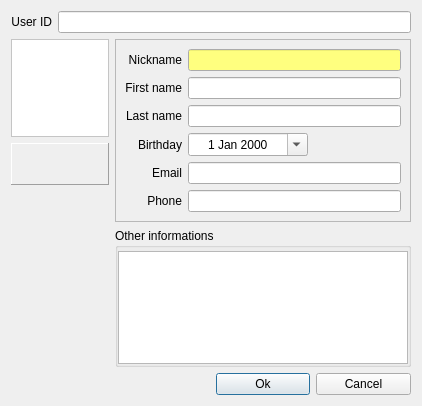
The window that src/desktop/GuiEditVCard.ui (hwgao/beebeep) describes before a commit, drawn with Qt 5.
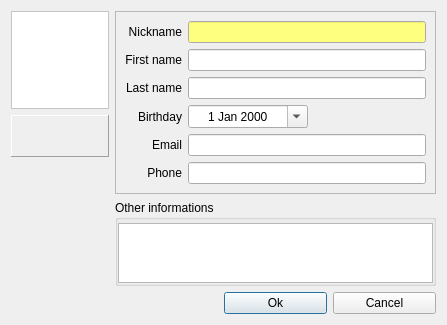
The same window after the commit. Icons and pictures are not drawn.

Commit message: Updated translations Change user option Added GUI for workgroups Added HOST and PORT in GUI to recognize a user

Diff of the .ui file:
```diff
--- a/src/desktop/GuiEditVCard.ui
+++ b/src/desktop/GuiEditVCard.ui
@@ -6,130 +6,15 @@
    <rect>
     <x>0</x>
     <y>0</y>
-    <width>422</width>
-    <height>406</height>
+    <width>447</width>
+    <height>317</height>
    </rect>
   </property>
   <property name="windowTitle">
    <string>Dialog</string>
   </property>
   <layout class="QGridLayout" name="gridLayout_3">
-   <item row="0" column="0" colspan="4">
-    <layout class="QHBoxLayout" name="horizontalLayout_2">
-     <item>
-      <widget class="QLabel" name="mp_lPath">
-       <property name="text">
-        <string>User ID</string>
-       </property>
-       <property name="alignment">
-        <set>Qt::AlignRight|Qt::AlignTrailing|Qt::AlignVCenter</set>
-       </property>
-      </widget>
-     </item>
-     <item>
-      <widget class="QLineEdit" name="mp_lePath"/>
-     </item>
-    </layout>
-   </item>
-   <item row="1" column="0">
-    <widget class="QLabel" name="mp_lPhoto">
-     <property name="sizePolicy">
-      <sizepolicy hsizetype="Fixed" vsizetype="Fixed">
-       <horstretch>0</horstretch>
-       <verstretch>0</verstretch>
-      </sizepolicy>
-     </property>
-     <property name="minimumSize">
-      <size>
-       <width>98</width>
-       <height>98</height>
-      </size>
-     </property>
-     <property name="maximumSize">
-      <size>
-       <width>98</width>
-       <height>98</height>
-      </size>
-     </property>
-     <property name="palette">
-      <palette>
-       <active>
-        <colorrole role="Base">
-         <brush brushstyle="SolidPattern">
-          <color alpha="255">
-           <red>255</red>
-           <green>255</green>
-           <blue>255</blue>
-          </color>
-         </brush>
-        </colorrole>
-        <colorrole role="Window">
-         <brush brushstyle="SolidPattern">
-          <color alpha="255">
-           <red>255</red>
-           <green>255</green>
-           <blue>255</blue>
-          </color>
-         </brush>
-        </colorrole>
-       </active>
-       <inactive>
-        <colorrole role="Base">
-         <brush brushstyle="SolidPattern">
-          <color alpha="255">
-           <red>255</red>
-           <green>255</green>
-           <blue>255</blue>
-          </color>
-         </brush>
-        </colorrole>
-        <colorrole role="Window">
-         <brush brushstyle="SolidPattern">
-          <color alpha="255">
-           <red>255</red>
-           <green>255</green>
-           <blue>255</blue>
-          </color>
-         </brush>
-        </colorrole>
-       </inactive>
-       <disabled>
-        <colorrole role="Base">
-         <brush brushstyle="SolidPattern">
-          <color alpha="255">
-           <red>255</red>
-           <green>255</green>
-           <blue>255</blue>
-          </color>
-         </brush>
-        </colorrole>
-        <colorrole role="Window">
-         <brush brushstyle="SolidPattern">
-          <color alpha="255">
-           <red>255</red>
-           <green>255</green>
-           <blue>255</blue>
-          </color>
-         </brush>
-        </colorrole>
-       </disabled>
-      </palette>
-     </property>
-     <property name="autoFillBackground">
-      <bool>true</bool>
-     </property>
-     <property name="frameShape">
-      <enum>QFrame::StyledPanel</enum>
-     </property>
-     <property name="frameShadow">
-      <enum>QFrame::Plain</enum>
-     </property>
-     <property name="text">
-      <string/>
-     </property>
-    </widget>
-   </item>
-   <item row="1" column="1" rowspan="3" colspan="3">
+   <item row="0" column="1" rowspan="3" colspan="3">
     <widget class="QFrame" name="mp_frame">
      <property name="sizePolicy">
       <sizepolicy hsizetype="Expanding" vsizetype="Preferred">
@@ -314,7 +199,7 @@
      </layout>
     </widget>
    </item>
-   <item row="2" column="0">
+   <item row="1" column="0">
     <widget class="QFrame" name="frame">
      <property name="sizePolicy">
       <sizepolicy hsizetype="Fixed" vsizetype="Preferred">
@@ -446,20 +331,7 @@
      </layout>
     </widget>
    </item>
-   <item row="3" column="0" rowspan="2">
-    <spacer name="verticalSpacer">
-     <property name="orientation">
-      <enum>Qt::Vertical</enum>
-     </property>
-     <property name="sizeHint" stdset="0">
-      <size>
-       <width>20</width>
-       <height>62</height>
-      </size>
-     </property>
-    </spacer>
-   </item>
-   <item row="4" column="1" colspan="3">
+   <item row="3" column="1" colspan="3">
     <widget class="QGroupBox" name="mp_gbInfo">
      <property name="title">
       <string>Other informations</string>
@@ -484,12 +356,136 @@
        <number>0</number>
       </property>
       <item row="0" column="0">
-       <widget class="QPlainTextEdit" name="mp_teInfo"/>
+       <widget class="QPlainTextEdit" name="mp_teInfo">
+        <property name="sizePolicy">
+         <sizepolicy hsizetype="Expanding" vsizetype="MinimumExpanding">
+          <horstretch>0</horstretch>
+          <verstretch>0</verstretch>
+         </sizepolicy>
+        </property>
+        <property name="minimumSize">
+         <size>
+          <width>0</width>
+          <height>60</height>
+         </size>
+        </property>
+       </widget>
       </item>
      </layout>
     </widget>
    </item>
-   <item row="5" column="0" colspan="2">
+   <item row="0" column="0">
+    <widget class="QLabel" name="mp_lPhoto">
+     <property name="sizePolicy">
+      <sizepolicy hsizetype="Fixed" vsizetype="Fixed">
+       <horstretch>0</horstretch>
+       <verstretch>0</verstretch>
+      </sizepolicy>
+     </property>
+     <property name="minimumSize">
+      <size>
+       <width>98</width>
+       <height>98</height>
+      </size>
+     </property>
+     <property name="maximumSize">
+      <size>
+       <width>98</width>
+       <height>98</height>
+      </size>
+     </property>
+     <property name="palette">
+      <palette>
+       <active>
+        <colorrole role="Base">
+         <brush brushstyle="SolidPattern">
+          <color alpha="255">
+           <red>255</red>
+           <green>255</green>
+           <blue>255</blue>
+          </color>
+         </brush>
+        </colorrole>
+        <colorrole role="Window">
+         <brush brushstyle="SolidPattern">
+          <color alpha="255">
+           <red>255</red>
+           <green>255</green>
+           <blue>255</blue>
+          </color>
+         </brush>
+        </colorrole>
+       </active>
+       <inactive>
+        <colorrole role="Base">
+         <brush brushstyle="SolidPattern">
+          <color alpha="255">
+           <red>255</red>
+           <green>255</green>
+           <blue>255</blue>
+          </color>
+         </brush>
+        </colorrole>
+        <colorrole role="Window">
+         <brush brushstyle="SolidPattern">
+          <color alpha="255">
+           <red>255</red>
+           <green>255</green>
+           <blue>255</blue>
+          </color>
+         </brush>
+        </colorrole>
+       </inactive>
+       <disabled>
+        <colorrole role="Base">
+         <brush brushstyle="SolidPattern">
+          <color alpha="255">
+           <red>255</red>
+           <green>255</green>
+           <blue>255</blue>
+          </color>
+         </brush>
+        </colorrole>
+        <colorrole role="Window">
+         <brush brushstyle="SolidPattern">
+          <color alpha="255">
+           <red>255</red>
+           <green>255</green>
+           <blue>255</blue>
+          </color>
+         </brush>
+        </colorrole>
+       </disabled>
+      </palette>
+     </property>
+     <property name="autoFillBackground">
+      <bool>true</bool>
+     </property>
+     <property name="frameShape">
+      <enum>QFrame::StyledPanel</enum>
+     </property>
+     <property name="frameShadow">
+      <enum>QFrame::Plain</enum>
+     </property>
+     <property name="text">
+      <string/>
+     </property>
+    </widget>
+   </item>
+   <item row="2" column="0" rowspan="2">
+    <spacer name="verticalSpacer">
+     <property name="orientation">
+      <enum>Qt::Vertical</enum>
+     </property>
+     <property name="sizeHint" stdset="0">
+      <size>
+       <width>20</width>
+       <height>62</height>
+      </size>
+     </property>
+    </spacer>
+   </item>
+   <item row="4" column="0" colspan="2">
     <spacer name="horizontalSpacer">
      <property name="orientation">
       <enum>Qt::Horizontal</enum>
@@ -502,7 +498,7 @@
      </property>
     </spacer>
    </item>
-   <item row="5" column="2">
+   <item row="4" column="2">
     <widget class="QPushButton" name="mp_pbOk">
      <property name="text">
       <string>Ok</string>
@@ -512,7 +508,7 @@
      </property>
     </widget>
    </item>
-   <item row="5" column="3">
+   <item row="4" column="3">
     <widget class="QPushButton" name="mp_pbCancel">
      <property name="text">
       <string>Cancel</string>
```
Left out of the diff: 1 changed line with no effect on the pictures. The commit also changes 47 other files.
